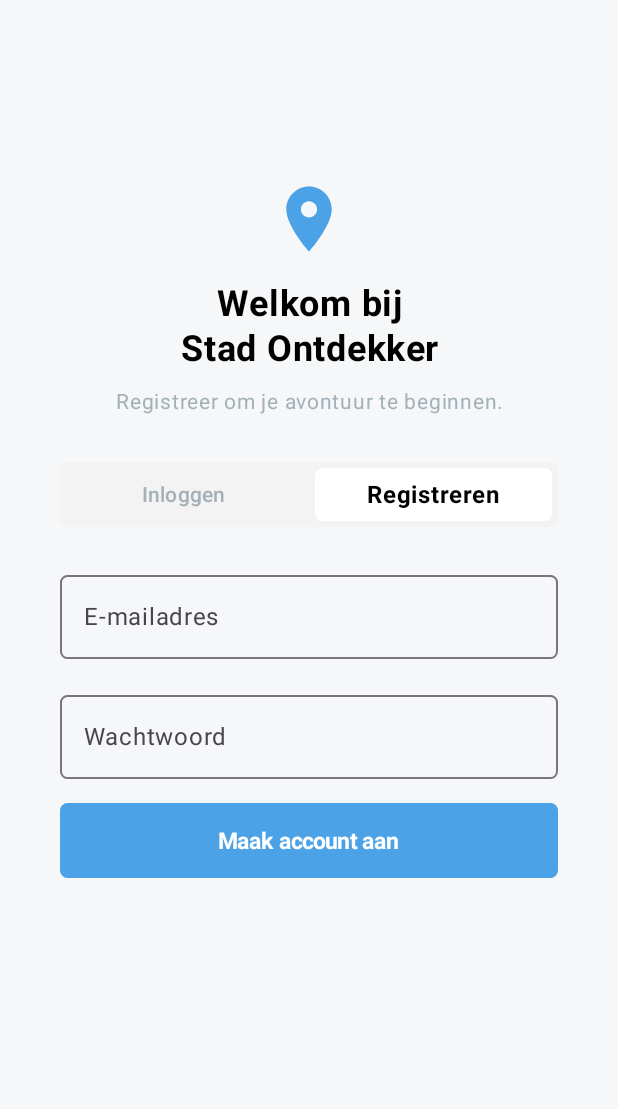
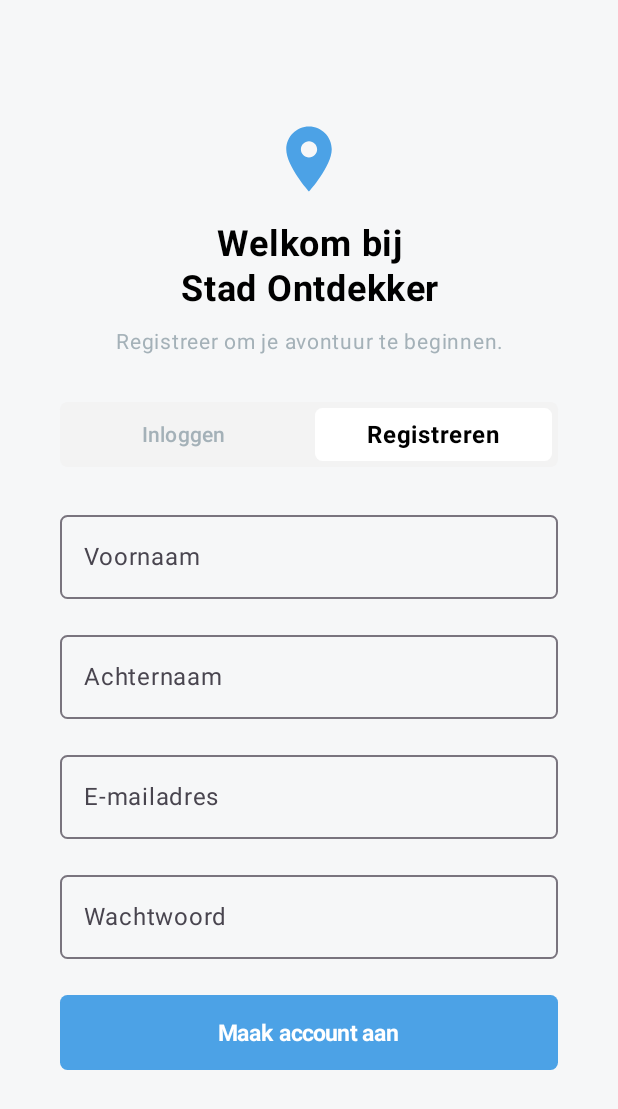
Before and after one commit to lararqna/CityApp, an Android app built with Jetpack Compose: the screen it shows after launch (MainActivity), after a tap on "Maak account aan", on a phone screen of 412 x 824 dp. Shown: the top 1109 px of the screen. Run offline under Robolectric (Android 15) with nearby library versions, the phone set to English and light mode, and no system bars; our stand-ins replace Firebase (no records; nobody signed in at launch, a user with empty details on screens opened directly).

Commit message:
Add extra fields in register page and save userdata in firestore database

```diff
--- a/app/build.gradle.kts
+++ b/app/build.gradle.kts
@@ -45,6 +45,7 @@ dependencies {
     implementation(platform("com.google.firebase:firebase-bom:33.1.0"))
     implementation("com.google.firebase:firebase-auth")
     implementation("androidx.navigation:navigation-compose:2.8.0-beta05")
+    implementation("com.google.firebase:firebase-firestore-ktx")
     implementation(libs.androidx.core.ktx)
     implementation(libs.androidx.lifecycle.runtime.ktx)
     implementation(libs.androidx.activity.compose)
--- a/app/src/main/java/com/example/cityapp/ui/RegisterScreen.kt
+++ b/app/src/main/java/com/example/cityapp/ui/RegisterScreen.kt
@@ -4,13 +4,13 @@ import android.util.Log
 import android.widget.Toast
 import androidx.compose.foundation.background
 import androidx.compose.foundation.layout.*
+import androidx.compose.foundation.rememberScrollState
 import androidx.compose.foundation.shape.RoundedCornerShape
+import androidx.compose.foundation.verticalScroll
 import androidx.compose.material.icons.Icons
 import androidx.compose.material.icons.filled.Place
 import androidx.compose.material3.*
 import androidx.compose.runtime.*
-import androidx.compose.runtime.getValue
-import androidx.compose.runtime.setValue
 import androidx.compose.ui.Alignment
 import androidx.compose.ui.Modifier
 import androidx.compose.ui.platform.LocalContext
@@ -25,15 +25,20 @@ import androidx.navigation.compose.rememberNavController
 import com.example.cityapp.ui.theme.AppTheme
 import com.example.cityapp.ui.theme.CityAppTheme
 import com.google.firebase.auth.FirebaseAuth
+import com.google.firebase.firestore.ktx.firestore
+import com.google.firebase.ktx.Firebase
 
 @Composable
 fun RegisterScreen(
     navController: NavController,
     auth: FirebaseAuth?
 ) {
+    var firstName by remember { mutableStateOf("") }
+    var lastName by remember { mutableStateOf("") }
     var email by remember { mutableStateOf("") }
     var password by remember { mutableStateOf("") }
     val context = LocalContext.current
+    var isLoading by remember { mutableStateOf(false) }
 
     Box(
         modifier = Modifier
@@ -46,8 +51,10 @@ fun RegisterScreen(
             modifier = Modifier
                 .fillMaxWidth()
                 .padding(horizontal = 40.dp)
+
+                .verticalScroll(rememberScrollState())
         ) {
-            Spacer(modifier = Modifier.height(120.dp))
+            Spacer(modifier = Modifier.height(80.dp))
 
             Icon(
                 imageVector = Icons.Default.Place,
@@ -109,6 +116,29 @@ fun RegisterScreen(
             }
 
             Spacer(modifier = Modifier.height(24.dp))
+
+            OutlinedTextField(
+                value = firstName,
+                onValueChange = { firstName = it },
+                label = { Text("Voornaam") },
+                singleLine = true,
+                modifier = Modifier.fillMaxWidth(),
+                shape = RoundedCornerShape(5.dp)
+            )
+
+            Spacer(modifier = Modifier.height(16.dp))
+
+            OutlinedTextField(
+                value = lastName,
+                onValueChange = { lastName = it },
+                label = { Text("Achternaam") },
+                singleLine = true,
+                modifier = Modifier.fillMaxWidth(),
+                shape = RoundedCornerShape(5.dp)
+            )
+
+            Spacer(modifier = Modifier.height(16.dp))
+
             OutlinedTextField(
                 value = email,
                 onValueChange = { email = it },
@@ -130,29 +160,53 @@ fun RegisterScreen(
                 shape = RoundedCornerShape(5.dp)
             )
 
-            Spacer(modifier = Modifier.height(16.dp))
+            Spacer(modifier = Modifier.height(24.dp))
 
             Button(
                 onClick = {
-                    if (email.isNotBlank() && password.isNotBlank()) {
+                    if (firstName.isNotBlank() && lastName.isNotBlank() && email.isNotBlank() && password.isNotBlank()) {
+                        isLoading = true
                         auth?.createUserWithEmailAndPassword(email, password)
                             ?.addOnCompleteListener { task ->
                                 if (task.isSuccessful) {
-                                    Log.d("RegisterScreen", "Gebruiker succesvol geregistreerd.")
+                                    Log.d("RegisterScreen", "Auth gebruiker succesvol aangemaakt.")
+                                    val firebaseUser = task.result?.user
+                                    if (firebaseUser != null) {
+                                        val userMap = hashMapOf(
+                                            "firstName" to firstName.trim(),
+                                            "lastName" to lastName.trim(),
+                                            "email" to email.trim().lowercase()
+                                        )
+
+                                        val db = Firebase.firestore
+                                        db.collection("users").document(firebaseUser.uid)
+                                            .set(userMap)
+                                            .addOnSuccessListener {
+                                                Log.d("RegisterScreen", "Firestore document succesvol aangemaakt voor UID: ${firebaseUser.uid}")
+                                                isLoading = false
                                                 Toast.makeText(context, "Registratie gelukt!", Toast.LENGTH_SHORT).show()
                                                 navController.navigate("home") {
                                                     popUpTo(navController.graph.startDestinationId) { inclusive = true }
                                                 }
+                                            }
+                                            .addOnFailureListener { e ->
+                                                Log.w("RegisterScreen", "Fout bij aanmaken Firestore document", e)
+                                                isLoading = false
+                                                Toast.makeText(context, "Fout bij opslaan gegevens: ${e.message}", Toast.LENGTH_LONG).show()
+                                            }
+                                    }
                                 } else {
-                                    val exception = task.exception?.message ?: "Onbekende fout"
-                                    Log.e("RegisterScreen", "Registratie mislukt: $exception")
+                                    isLoading = false
+                                    val exception = task.exception?.message ?: "Onbekende fout bij registratie"
+                                    Log.e("RegisterScreen", "Auth registratie mislukt: $exception")
                                     Toast.makeText(context, "Registratie mislukt: $exception", Toast.LENGTH_LONG).show()
                                 }
                             }
                     } else {
-                        Toast.makeText(context, "Vul alle velden in.", Toast.LENGTH_SHORT).show()
+                        Toast.makeText(context, "Vul alle velden in a.u.b.", Toast.LENGTH_SHORT).show()
                     }
                 },
+                enabled = !isLoading,
                 shape = RoundedCornerShape(5.dp),
                 modifier = Modifier
                     .fillMaxWidth()
@@ -161,6 +215,13 @@ fun RegisterScreen(
                     containerColor = MaterialTheme.colorScheme.primary
                 )
             ) {
+                if (isLoading) {
+                    CircularProgressIndicator(
+                        modifier = Modifier.size(24.dp),
+                        color = MaterialTheme.colorScheme.onPrimary,
+                        strokeWidth = 3.dp
+                    )
+                } else {
                     Text(
                         text = "Maak account aan",
                         color = MaterialTheme.colorScheme.onPrimary,
@@ -168,6 +229,8 @@ fun RegisterScreen(
                         fontWeight = FontWeight.Bold
                     )
                 }
+            }
+            Spacer(modifier = Modifier.height(40.dp))
         }
     }
 }
```
Lines whose indentation alone changed are shown as unchanged.
